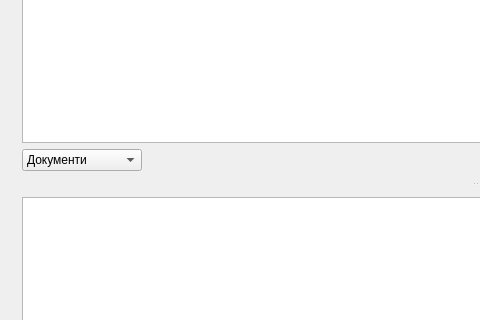
This is src/View/Widgets/BrowserDialog.ui in thefinalcutbg/DinoDent as Qt 5 draws it before an edit; both pictures show x 0 to 480 and y 170 to 490 of the 962 by 641 pixel window. The edited form follows.
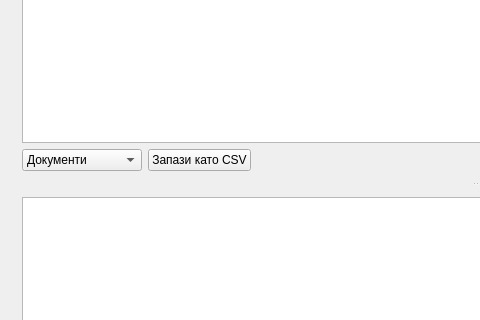
This is the edited form. Custom widgets are drawn as their Qt base class.

```diff
--- a/src/View/Widgets/BrowserDialog.ui
+++ b/src/View/Widgets/BrowserDialog.ui
@@ -236,6 +236,13 @@
               </item>
              </widget>
             </item>
+            <item>
+             <widget class="QPushButton" name="csvButton">
+              <property name="text">
+               <string>Запази като CSV</string>
+              </property>
+             </widget>
+            </item>
             <item>
              <spacer name="horizontalSpacer">
               <property name="orientation">
```
